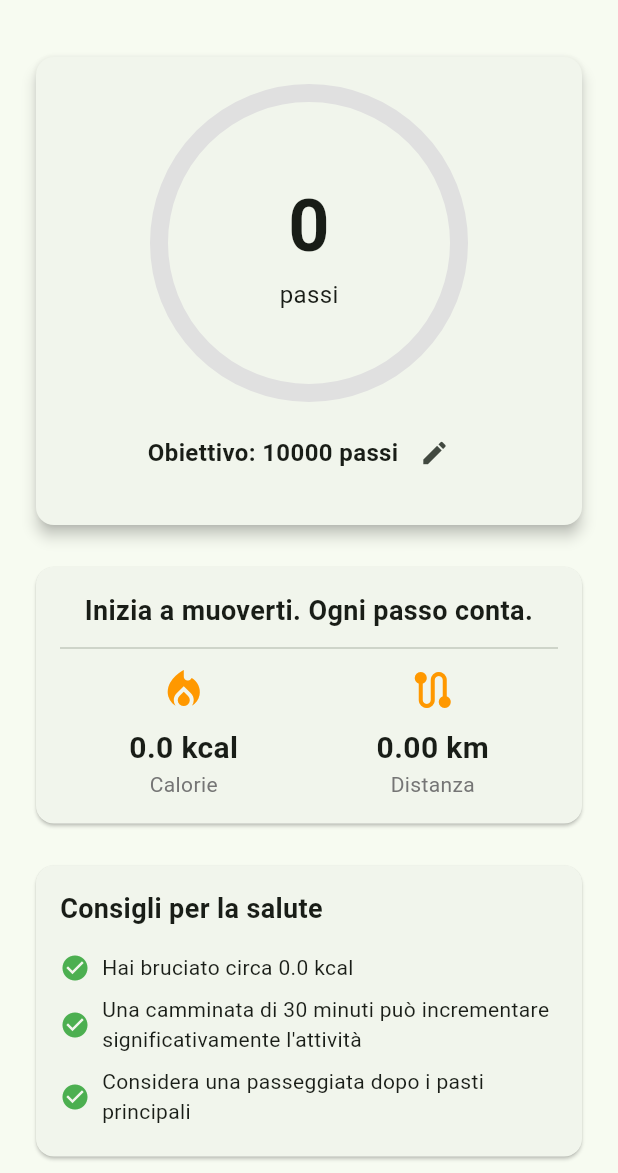
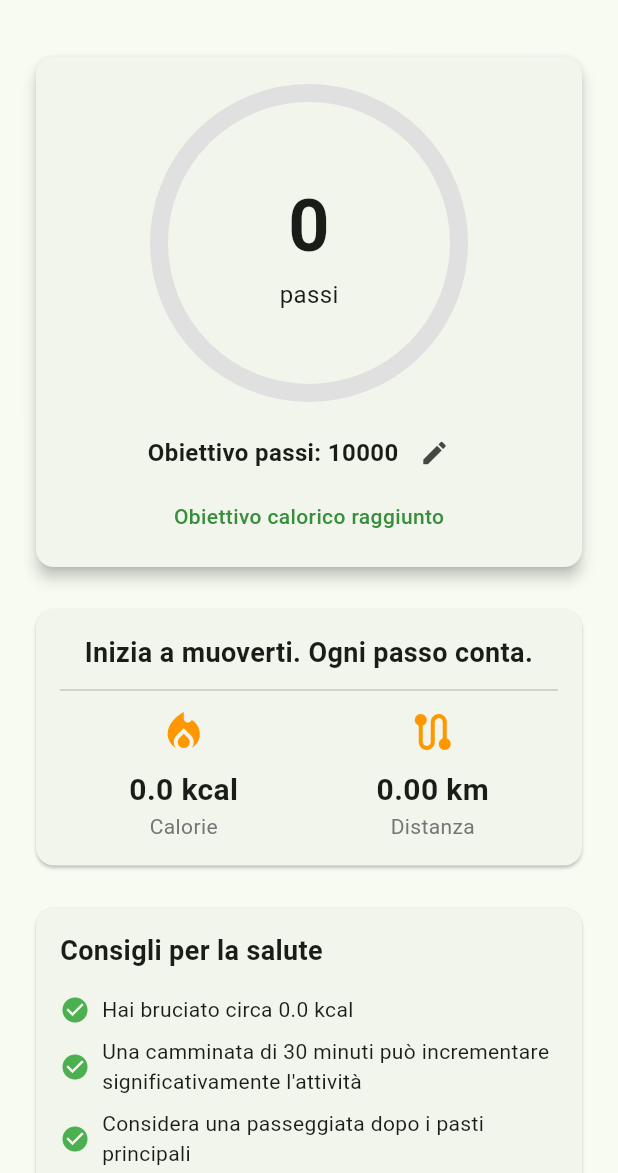
Before and after one commit to Christian2710/Walk-Fit-app, a Flutter app: the screen it shows after launch, on a phone screen of 412 x 824 dp, the part 63-1236 px from its top. Run offline on Flutter 3.47's test engine with Material 3 defaults, Android fonts, the phone set to English and light mode, and no system bars; our stand-ins replace fl_chart, pedometer, permission_handler, shared_preferences, sqflite; accounts and stored records are empty.

Commit message:
ultimate push

```diff
--- a/lib/screens/home_screen.dart
+++ b/lib/screens/home_screen.dart
@@ -26,6 +26,7 @@ class _HomeScreenState extends State<HomeScreen> {
   int _goalSteps = 10000;
   int _dynamicGoalSteps = 10000;
   double _caloriesConsumed = 0;
+  double _calorieGoal = 0;
   String _suggestedPace = '--:--';
 
   @override
@@ -40,6 +41,7 @@ class _HomeScreenState extends State<HomeScreen> {
     final goal = await _dbService.getDailyStepGoal();
     setState(() {
       _goalSteps = goal;
+      _dynamicGoalSteps = goal;
     });
   }
 
@@ -76,9 +78,11 @@ class _HomeScreenState extends State<HomeScreen> {
     final today = DateFormat('yyyy-MM-dd').format(DateTime.now());
     final consumed = await _dbService.getTotalCaloriesConsumedByDate(today);
 
+    if (!mounted) return;
     setState(() {
       _caloriesConsumed = consumed;
       final calorieBalance = consumed - _calories;
+      _calorieGoal = calorieBalance > 0 ? calorieBalance : 0;
 
       if (calorieBalance > 0) {
         final stepsNeeded = (calorieBalance / 0.04).ceil();
@@ -112,7 +116,9 @@ class _HomeScreenState extends State<HomeScreen> {
 
   @override
   Widget build(BuildContext context) {
-    final progress = _steps / _dynamicGoalSteps;
+    final progress = _dynamicGoalSteps <= 0
+        ? 0.0
+        : _steps / _dynamicGoalSteps;
     final motivationMessage = _nutritionService.getMotivationalMessage(_steps);
     final healthTips = _nutritionService.getHealthTips(_steps);
 
@@ -127,7 +133,7 @@ class _HomeScreenState extends State<HomeScreen> {
               Navigator.push(
                 context,
                 MaterialPageRoute(builder: (_) => const NutritionScreen()),
-              );
+              ).then((_) => _loadTodayData());
             },
           ),
           IconButton(
@@ -136,7 +142,7 @@ class _HomeScreenState extends State<HomeScreen> {
               Navigator.push(
                 context,
                 MaterialPageRoute(builder: (_) => const WorkoutScreen()),
-              );
+              ).then((_) => _loadTodayData());
             },
           ),
           IconButton(
@@ -145,7 +151,7 @@ class _HomeScreenState extends State<HomeScreen> {
               Navigator.push(
                 context,
                 MaterialPageRoute(builder: (_) => const StatisticsScreen()),
-              );
+              ).then((_) => _loadTodayData());
             },
           ),
         ],
@@ -199,7 +205,7 @@ class _HomeScreenState extends State<HomeScreen> {
                           mainAxisAlignment: MainAxisAlignment.center,
                           children: [
                             Text(
-                              'Obiettivo: $_dynamicGoalSteps passi',
+                              'Obiettivo passi: $_goalSteps',
                               style: const TextStyle(
                                 fontSize: 16,
                                 fontWeight: FontWeight.bold,
@@ -210,6 +216,27 @@ class _HomeScreenState extends State<HomeScreen> {
                               onPressed: _showGoalDialog,
                             ),
                           ],
+                        ),
+                        if (_dynamicGoalSteps > _goalSteps) ...[
+                          const SizedBox(height: 8),
+                          Text(
+                            'Adattato a: $_dynamicGoalSteps passi',
+                            style: const TextStyle(
+                              fontSize: 14,
+                              fontWeight: FontWeight.w600,
+                            ),
+                          ),
+                        ],
+                        const SizedBox(height: 8),
+                        Text(
+                          _calorieGoal > 0
+                              ? 'Calorie da bruciare oggi: ${_calorieGoal.toStringAsFixed(0)} kcal'
+                              : 'Obiettivo calorico raggiunto',
+                          style: TextStyle(
+                            fontSize: 14,
+                            color: _calorieGoal > 0 ? Colors.orange[800] : Colors.green[700],
+                            fontWeight: FontWeight.w500,
+                          ),
                         ),
                         if (_caloriesConsumed > _calories)
                           Column(
@@ -354,9 +381,14 @@ class _HomeScreenState extends State<HomeScreen> {
               final newGoal = int.tryParse(controller.text);
               if (newGoal != null && newGoal > 0) {
                 await _dbService.setDailyStepGoal(newGoal);
+                if (!mounted) return;
                 setState(() {
                   _goalSteps = newGoal;
+                  if (_calorieGoal <= 0) {
+                    _dynamicGoalSteps = newGoal;
+                  }
                 });
+                await _updateDynamicGoal();
                 if (context.mounted) Navigator.pop(context);
               }
             },
```
Also changed, not shown: lib/screens/workout_screen.dart (+79 -19 lines), pubspec.yaml (+10 -0 lines), assets/icon.png, assets/icon_tmp.png (deleted), pubspec.lock, 6 other files.
